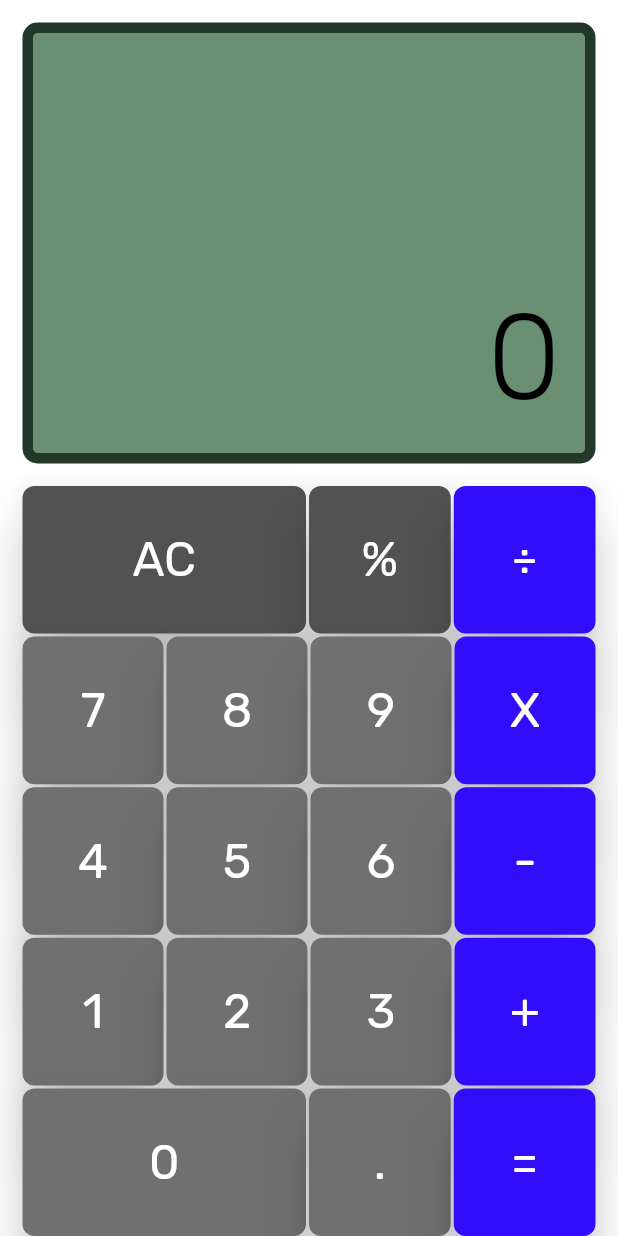
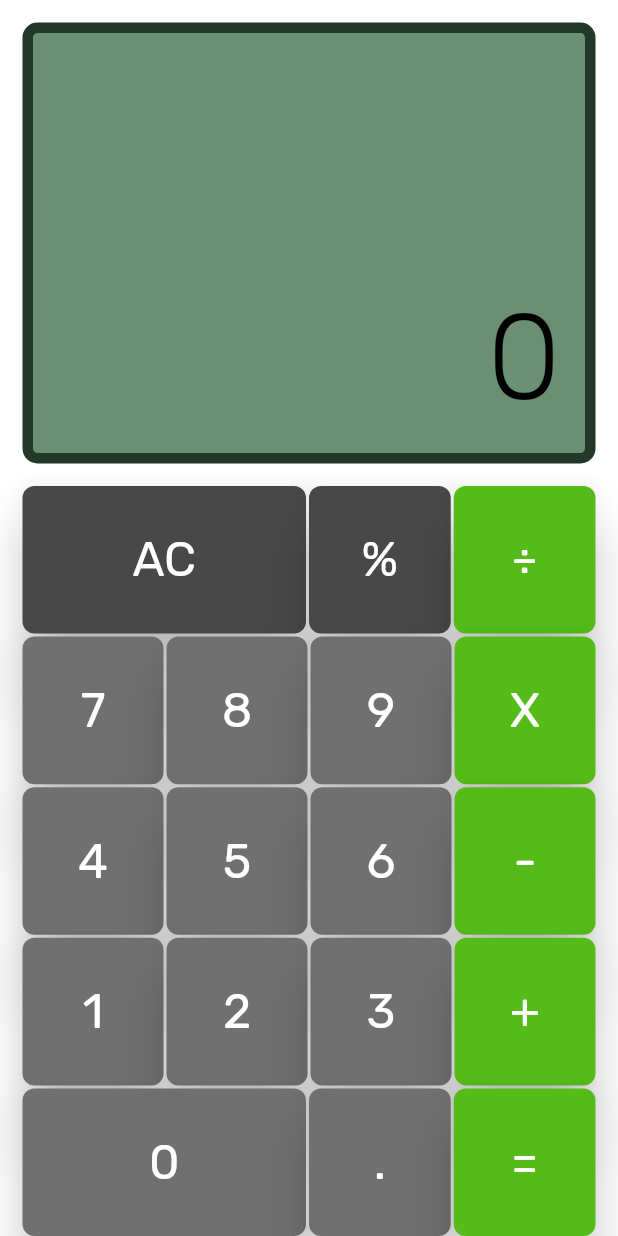
Before and after one commit to renfreire/calculator, a Flutter app: the screen it shows after launch, on a phone screen of 412 x 824 dp. Run offline on Flutter 3.47's test engine with Material 2 defaults, Android fonts, the phone set to English and light mode, and no system bars; drawn by our look-alikes of auto_size_text; our stand-ins replace google_fonts.

```diff
--- a/lib/components/button.dart
+++ b/lib/components/button.dart
@@ -7,9 +7,9 @@ class Button extends StatelessWidget {
   final Color color;
   final void Function(String) cb;
 
-  static const DARK = Color.fromRGBO(82, 82, 82, 1);
+  static const DARK = Color.fromARGB(255, 73, 72, 72);
   static const DEFAULT = Color.fromRGBO(112, 112, 112, 1);
-  static const OPERATION = Color.fromARGB(255, 49, 13, 250);
+  static const OPERATION = Color.fromARGB(255, 85, 187, 25);
 
   Button({
     required this.text,
```
Also changed, not shown: screenshot.png (added), 1 other file.
